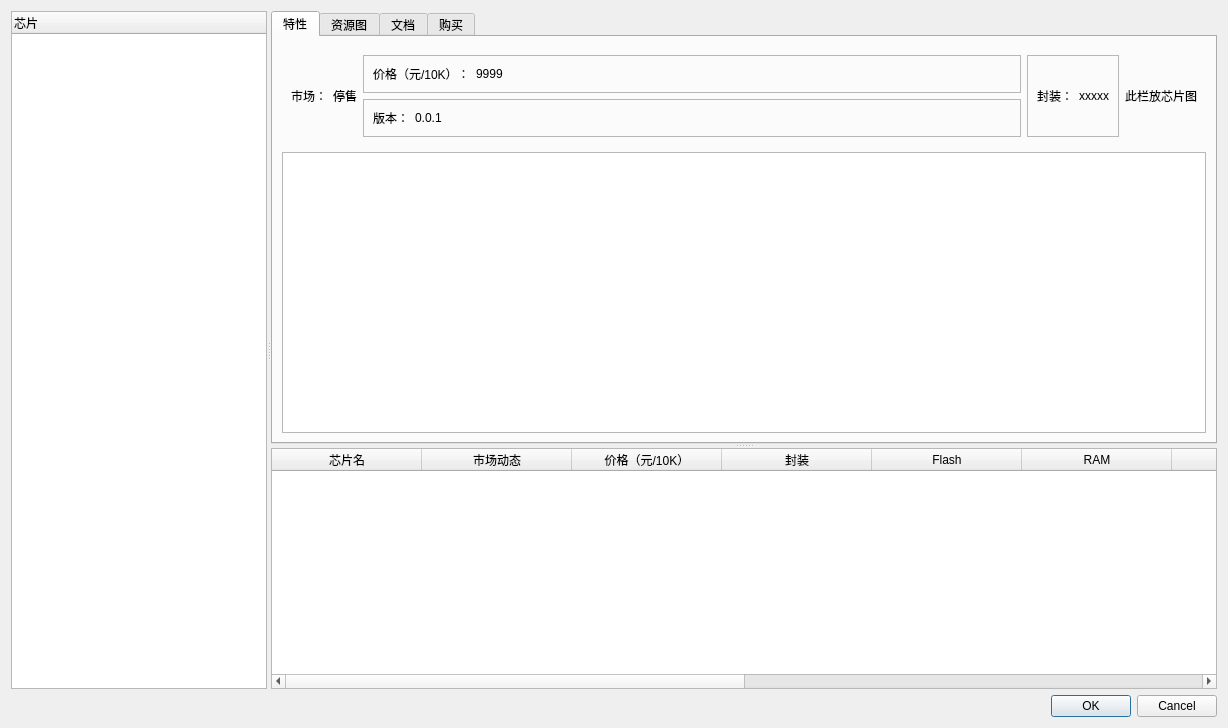
Above: apps/dev/dialogs/choose_mcu_dialog.ui from csplink/csp before the change. Below: the same form after it.
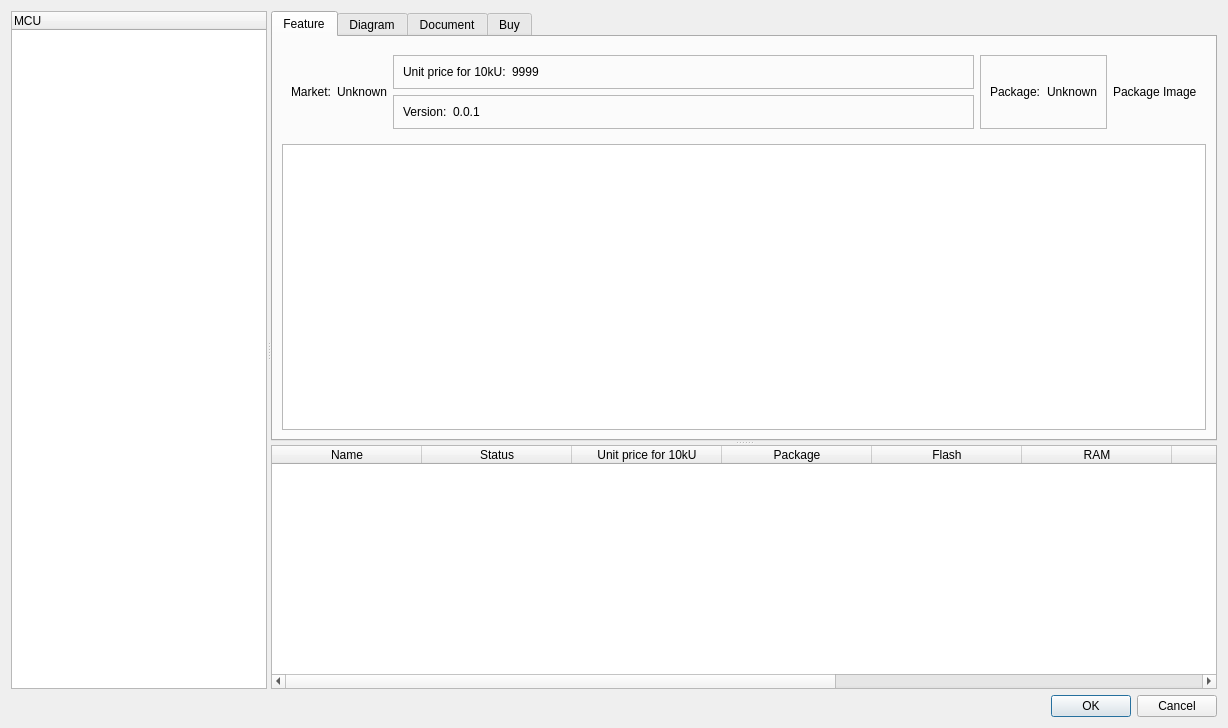
That is the form after the change.

Commit message: ✨ feat(apps\dev): change language（default english）

Diff of the .ui file:
```diff
--- a/apps/dev/dialogs/choose_mcu_dialog.ui
+++ b/apps/dev/dialogs/choose_mcu_dialog.ui
@@ -34,7 +34,7 @@
       </property>
       <column>
        <property name="text">
-        <string>芯片</string>
+        <string>MCU</string>
        </property>
       </column>
      </widget>
@@ -57,7 +57,7 @@
        </property>
        <widget class="QWidget" name="tab">
         <attribute name="title">
-         <string>特性</string>
+         <string>Feature</string>
         </attribute>
         <layout class="QGridLayout" name="gridLayout_7">
          <item row="0" column="0">
@@ -87,7 +87,7 @@
                <item row="0" column="0">
                 <widget class="QLabel" name="label_6">
                  <property name="text">
-                  <string>版本：</string>
+                  <string>Version:</string>
                  </property>
                 </widget>
                </item>
@@ -125,14 +125,14 @@
                <item row="0" column="0">
                 <widget class="QLabel" name="label_8">
                  <property name="text">
-                  <string>封装：</string>
+                  <string>Package:</string>
                  </property>
                 </widget>
                </item>
                <item row="0" column="1">
                 <widget class="QLabel" name="label_9">
                  <property name="text">
-                  <string>xxxxx</string>
+                  <string>Unknown</string>
                  </property>
                 </widget>
                </item>
@@ -157,7 +157,7 @@
                <item row="0" column="0">
                 <widget class="QLabel" name="label_4">
                  <property name="text">
-                  <string>价格（元/10K）：</string>
+                  <string>Unit price for 10kU:</string>
                  </property>
                 </widget>
                </item>
@@ -186,7 +186,7 @@
                </sizepolicy>
               </property>
               <property name="text">
-               <string>停售</string>
+               <string>Unknown</string>
               </property>
              </widget>
             </item>
@@ -199,7 +199,7 @@
                </sizepolicy>
               </property>
               <property name="text">
-               <string>市场：</string>
+               <string>Market:</string>
               </property>
              </widget>
             </item>
@@ -224,7 +224,7 @@
                </size>
               </property>
               <property name="text">
-               <string>此栏放芯片图</string>
+               <string>Package Image</string>
               </property>
               <property name="scaledContents">
                <bool>true</bool>
@@ -253,17 +253,17 @@
        </widget>
        <widget class="QWidget" name="tab_2">
         <attribute name="title">
-         <string>资源图</string>
+         <string>Diagram</string>
         </attribute>
        </widget>
        <widget class="QWidget" name="tab_3">
         <attribute name="title">
-         <string>文档</string>
+         <string>Document</string>
         </attribute>
        </widget>
        <widget class="QWidget" name="tab_4">
         <attribute name="title">
-         <string>购买</string>
+         <string>Buy</string>
         </attribute>
        </widget>
       </widget>
@@ -282,22 +282,22 @@
        </attribute>
        <column>
         <property name="text">
-         <string>芯片名</string>
+         <string>Name</string>
         </property>
        </column>
        <column>
         <property name="text">
-         <string>市场动态</string>
+         <string>Status</string>
         </property>
        </column>
        <column>
         <property name="text">
-         <string>价格（元/10K）</string>
+         <string>Unit price for 10kU</string>
         </property>
        </column>
        <column>
         <property name="text">
-         <string>封装</string>
+         <string>Package</string>
         </property>
        </column>
        <column>
@@ -317,27 +317,17 @@
        </column>
        <column>
         <property name="text">
-         <string>频率</string>
+         <string>Frequency</string>
         </property>
        </column>
        <column>
         <property name="text">
-         <string>公司</string>
+         <string>Company</string>
         </property>
        </column>
        <column>
         <property name="text">
-         <string>内核</string>
-        </property>
-       </column>
-       <column>
-        <property name="text">
-         <string>主科</string>
-        </property>
-       </column>
-       <column>
-        <property name="text">
-         <string>亚科</string>
+         <string>Core</string>
         </property>
        </column>
       </widget>
```
Left out of the diff: 32 changed lines with no effect on the pictures. The commit also changes 1 other file.
